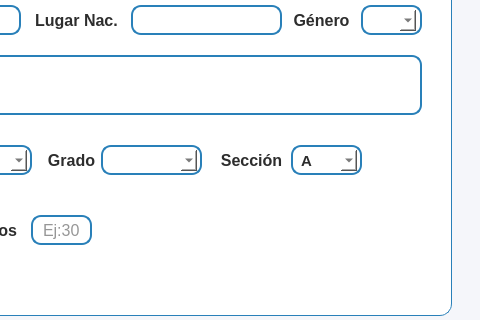
Before: the Qt Designer form resources/ui/registro_estu.ui in Proyecto-Uptjaa/Proyecto_SIRA, drawn with Qt 5; both pictures show x 520 to 1000 and y 196 to 516 of the 1000 by 600 pixel window.
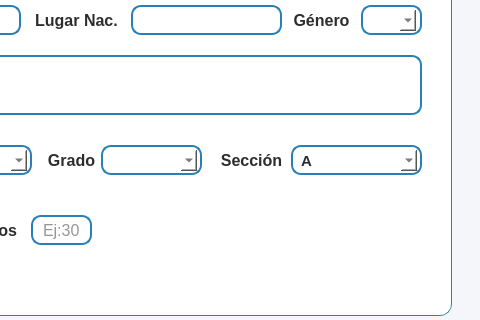
After: the same form once the commit is applied. Icons and pictures are not drawn.

```diff
--- a/resources/ui/registro_estu.ui
+++ b/resources/ui/registro_estu.ui
@@ -1421,7 +1421,7 @@
             <rect>
              <x>770</x>
              <y>190</y>
-             <width>71</width>
+             <width>131</width>
              <height>30</height>
             </rect>
            </property>
@@ -1462,7 +1462,7 @@
              <rect>
               <x>5</x>
               <y>5</y>
-              <width>61</width>
+              <width>121</width>
               <height>21</height>
              </rect>
             </property>
```
